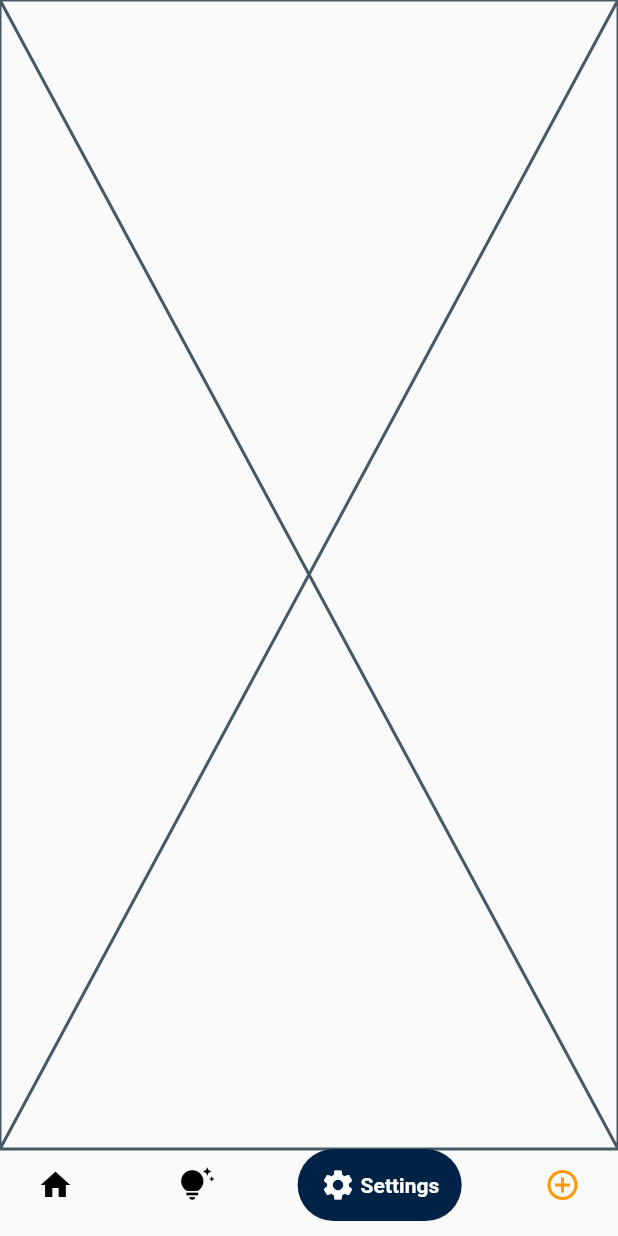
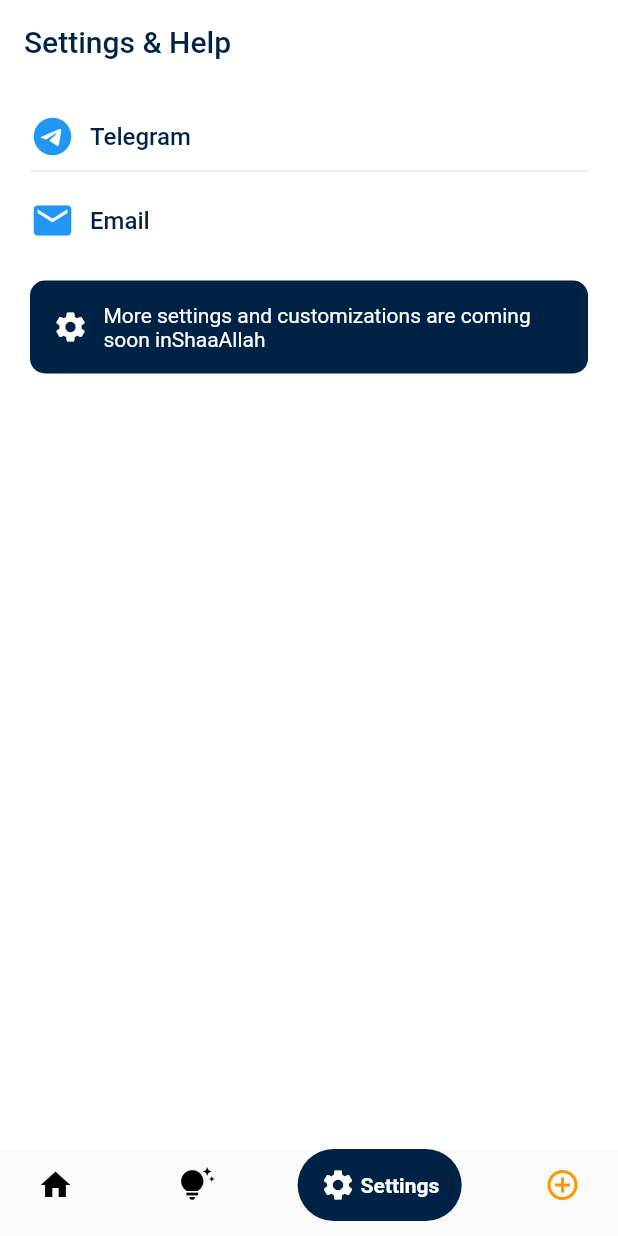
Before and after one commit to Shakhzod19980615/taskinator, a Flutter app: the screen it shows after launch, item 3 of the bottom bar chosen, on a phone screen of 412 x 824 dp. Run offline on Flutter 3.47's test engine with Material 2 defaults, Android fonts, the phone set to English and light mode, and no system bars; drawn by our look-alikes of google_nav_bar; our stand-ins replace buttons_tabbar, date_time_picker, fluttertoast, sqflite; missing offline and left inert: checkbox_formfield, flutter_timeline_calendar; accounts and stored records are empty.

Commit message:
settingpage

```diff
--- a/lib/screens/settings_page.dart
+++ b/lib/screens/settings_page.dart
@@ -1,4 +1,9 @@
 import 'package:flutter/cupertino.dart';
+import 'package:flutter/material.dart';
+import 'package:fluttertoast/fluttertoast.dart';
+import 'package:url_launcher/url_launcher.dart';
+
+import '../colors/colors.dart';
 
 class SettingsPage extends StatefulWidget {
   const SettingsPage({Key? key}) : super(key: key);
@@ -8,8 +13,93 @@ class SettingsPage extends StatefulWidget {
 }
 
 class _SettingsPageState extends State<SettingsPage> {
+  String sURLTelegram = "https://t.me/abdullohibnbahrom";
+  String sURLMail = "shakhzod_bakhromov@mail.ru";
   @override
   Widget build(BuildContext context) {
-    return const Placeholder();
+    return Scaffold(
+      backgroundColor: bkground,
+      appBar: AppBar(
+        title: Container(
+            alignment: Alignment.centerLeft,
+            child: Text("Settings & Help", style: TextStyle(fontSize: 20,color: bottomNav,fontWeight: FontWeight.w500),)),
+        elevation: 0,
+        backgroundColor: bkground,
+      ),
+      body: Container(
+        width: MediaQuery.of(context).size.width,
+        height: MediaQuery.of(context).size.height,
+        margin: EdgeInsets.symmetric(horizontal: 20,vertical: 20),
+        child: Column(
+          children: [
+            GestureDetector(
+              onTap: () async {
+                try {
+                  "Launch URL: $sURLTelegram";
+                  if (!await launchUrl(Uri.parse(sURLTelegram), mode: LaunchMode.externalApplication)) {
+                Fluttertoast.showToast(msg: "something wrong");
+                }
+                } catch (ex) {
+                "Could not launch url $ex";
+                }
+              },
+              child: Row(
+                children: [
+                  Icon(Icons.telegram,color: Colors.blue,size: 30,),
+                  Container(
+                      margin: EdgeInsets.only(left: 10),
+                      child: Text("Telegram", style: TextStyle(fontSize: 16, fontWeight: FontWeight.w500,color: bottomNav),)),
+                ],
+              ),
+            ),//telegram
+            Divider(
+              color: Colors.black12,
+            ),
+            GestureDetector(
+              onTap: () async {
+                try {
+                  "Launch URL: $sURLMail";
+                  if (!await launchUrl(Uri.parse(sURLMail), mode: LaunchMode.externalApplication)) {
+                    Fluttertoast.showToast(msg: "something wrong");
+                  }
+                } catch (ex) {
+                  "Could not launch url $ex";
+                }
+              },
+              child: Container(
+                margin: EdgeInsets.only(top: 10),
+                child: Row(
+                  children: [
+                    Icon(Icons.mail, color: Colors.blue,size: 30,),
+                    Container(
+                        margin: EdgeInsets.only(left: 10),
+                        child: Text("Email", style: TextStyle(fontSize: 16, fontWeight: FontWeight.w500,color: bottomNav),)),
+                  ],
+                ),
+              ),
+            ),//email
+            Container(
+              padding: EdgeInsets.symmetric(horizontal: 15,vertical: 15),
+              margin: EdgeInsets.only(top: 25,bottom: 30),
+              decoration: BoxDecoration(
+                  color: bottomNav,
+                  borderRadius: BorderRadius.circular(10)
+              ),
+              child: Row(
+                children: [
+                  Container(
+                      margin:EdgeInsets.only(right: 10),
+                      child: Icon(Icons.settings,color: Colors.white,)),
+                  Expanded(child: Text("More settings and customizations are coming soon inShaaAllah", style: TextStyle(fontSize: 14, color: Colors.white),)),
+
+
+                ],
+              ),
+            ),//notification
+
+          ],
+        ),
+      ),
+    );
   }
 }
--- a/pubspec.yaml
+++ b/pubspec.yaml
@@ -38,6 +38,8 @@ dependencies:
   sqflite: ^2.0.2
   path_provider: ^2.0.9
   switch_tab: ^0.1.3
+  url_launcher: ^6.1.10
+  fluttertoast: ^8.2.1
 
   # The following adds the Cupertino Icons font to your application.
   # Use with the CupertinoIcons class for iOS style icons.
```
Also changed, not shown: pubspec.lock, 7 other files.
